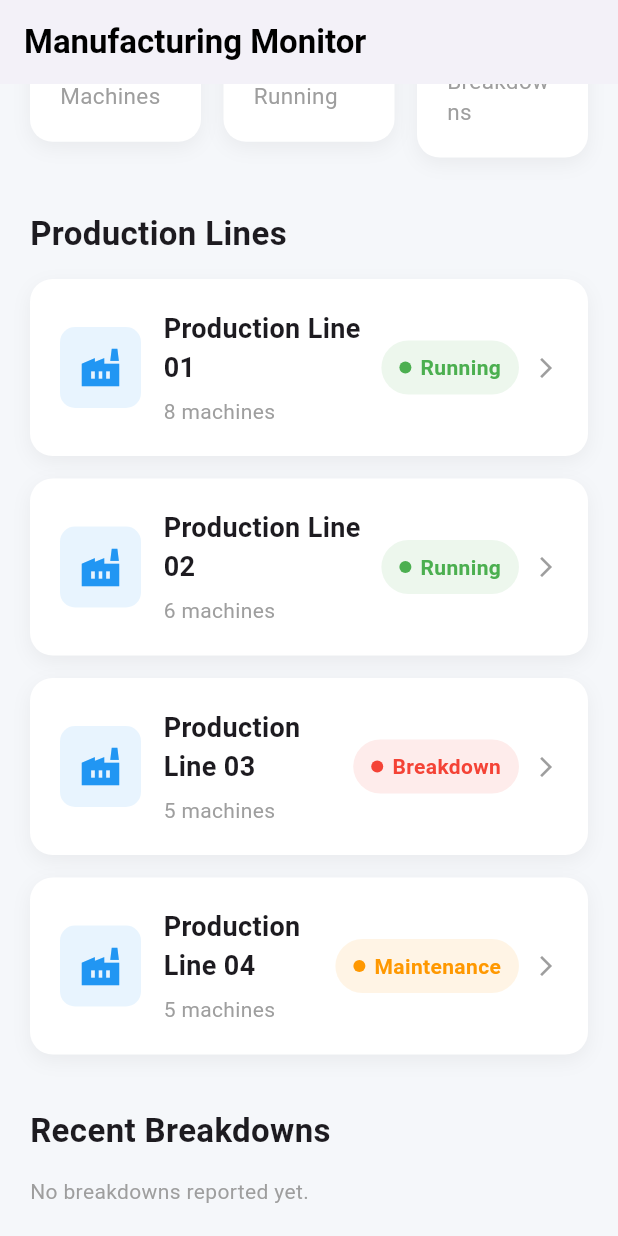
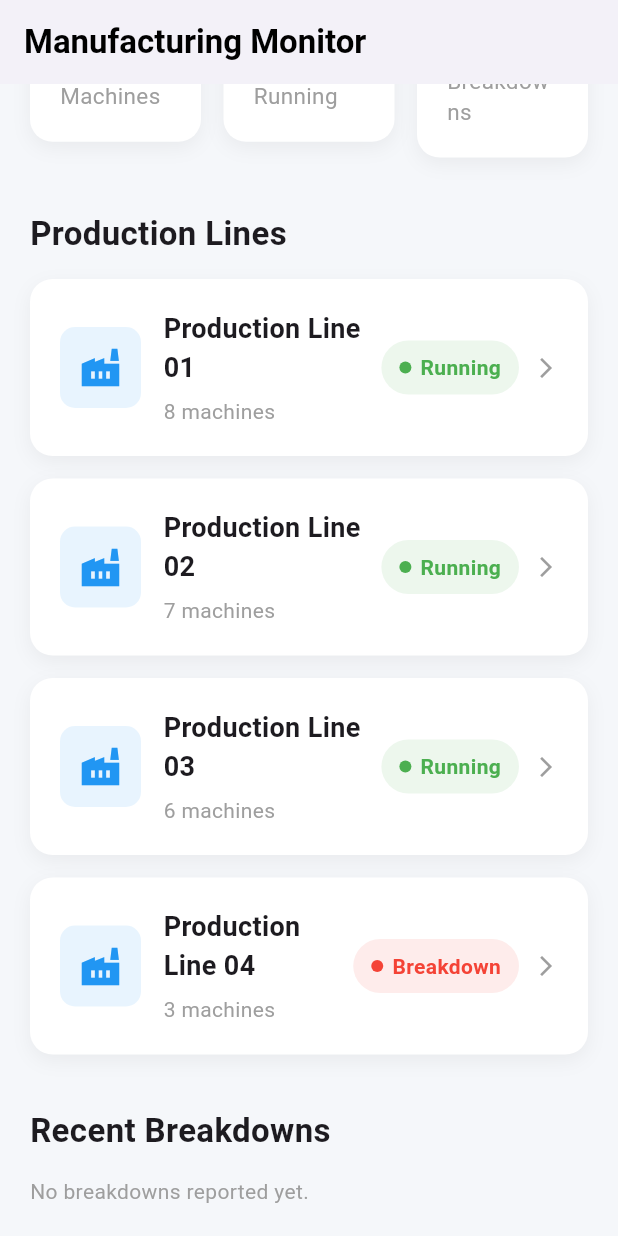
Before and after one commit to kalviumcommunity/manufacturing_app, a Flutter app: the screen it shows once a user with an empty profile is signed in, scrolled down 242 dp, on a phone screen of 412 x 824 dp. Run offline on Flutter 3.47's test engine with Material 3 defaults, Android fonts, the light colour scheme and no system bars; our stand-ins replace cloud_firestore, firebase_auth, firebase_core; accounts and stored records are empty.

Commit message:
fix: align dashboard hardcoded data with stat cards

```diff
--- a/lib/main.dart
+++ b/lib/main.dart
@@ -158,6 +158,15 @@ Future<void> main() async {
 
               ProductionLineCard(
                 lineName: 'Production Line 02',
+                machines: 7,
+                status: 'Running',
+                statusColor: Colors.green,
+              ),
+
+              const SizedBox(height: 15),
+
+              ProductionLineCard(
+                lineName: 'Production Line 03',
                 machines: 6,
                 status: 'Running',
                 statusColor: Colors.green,
@@ -166,19 +175,10 @@ Future<void> main() async {
               const SizedBox(height: 15),
 
               ProductionLineCard(
-                lineName: 'Production Line 03',
-                machines: 5,
+                lineName: 'Production Line 04',
+                machines: 3,
                 status: 'Breakdown',
                 statusColor: Colors.red,
-              ),
-
-              const SizedBox(height: 15),
-
-              ProductionLineCard(
-                lineName: 'Production Line 04',
-                machines: 5,
-                status: 'Maintenance',
-                statusColor: Colors.orange,
               ),
 
               const SizedBox(height: 35),
```
